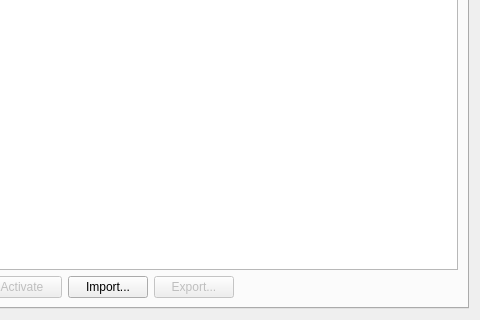
Above: src/duckstation-qt/cheatmanagerdialog.ui from kofxi3584karlayang/duckstation before the change; both pictures show x 384 to 864 and y 279 to 599 of the 864 by 599 pixel window. Below: the same form after it.
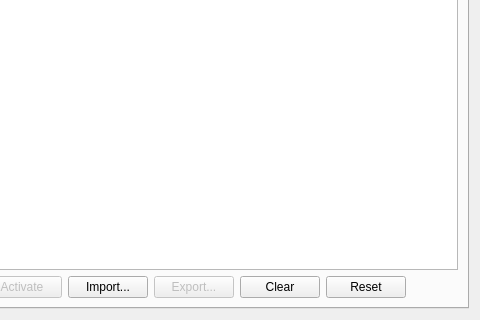
That is the form after the change.

Commit message: Qt: Add Clear and Reset buttons to cheat manager

What changed in the file:
```diff
--- a/src/duckstation-qt/cheatmanagerdialog.ui
+++ b/src/duckstation-qt/cheatmanagerdialog.ui
@@ -84,6 +84,20 @@
            </property>
           </widget>
          </item>
+         <item>
+          <widget class="QPushButton" name="cheatListClear">
+           <property name="text">
+            <string>Clear</string>
+           </property>
+          </widget>
+         </item>
+         <item>
+          <widget class="QPushButton" name="cheatListReset">
+           <property name="text">
+            <string>Reset</string>
+           </property>
+          </widget>
+         </item>
          <item>
           <spacer name="horizontalSpacer">
            <property name="orientation">
```
The commit also changes 5 other files.
